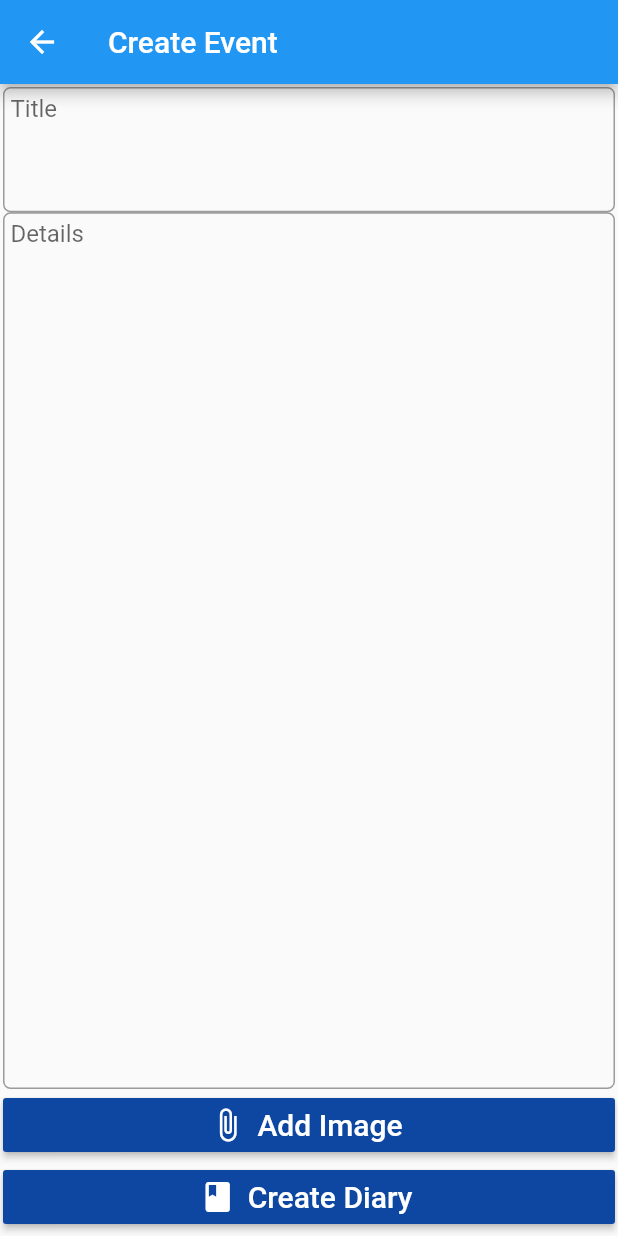
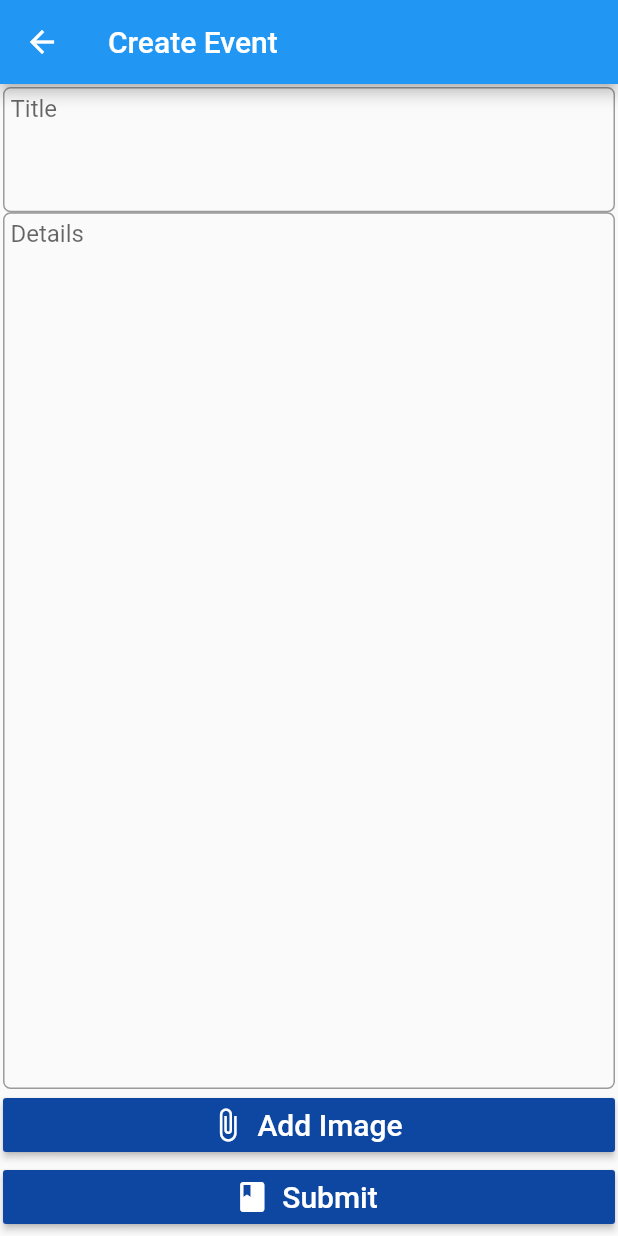
Before and after one commit to MahmoudSelmy/diaryapp, a Flutter app: the MemoryForm screen opened directly with empty values, on a phone screen of 412 x 824 dp. Run offline on Flutter 3.47's test engine with Material 2 defaults, Android fonts, the phone set to English and light mode, and no system bars; our stand-ins replace image_picker; missing offline and left inert: flutter_auth0.

Commit message:
+ read me

```diff
--- a/lib/screens/memory_form.dart
+++ b/lib/screens/memory_form.dart
@@ -63,7 +63,7 @@ class _MemoryFormState extends State<MemoryForm>
                 onPressed: selectImage,
               ),
               RaisedButton.icon(
-                label: Text("Create Diary",
+                label: Text("Submit",
                   style: TextStyle(color: Colors.white, fontSize: 20),),
                 color: Colors.blue[900],
                 textColor: Colors.white,
```
Also changed, not shown: docs/1.jpg (added), docs/10.jpg (added), docs/11.jpg (added), docs/12.jpg (added), docs/13.jpg (added), docs/14.jpg (added), docs/2.jpg (added), docs/3.jpg (added), docs/4.jpg (added), docs/5.jpg (added), docs/6.jpg (added), docs/7.jpg (added), docs/8.jpg (added), docs/9.jpg (added), 1 other file.
